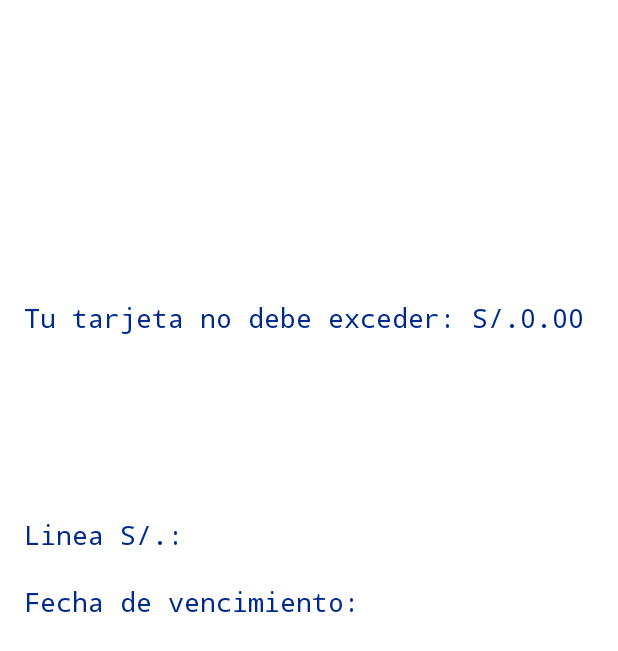
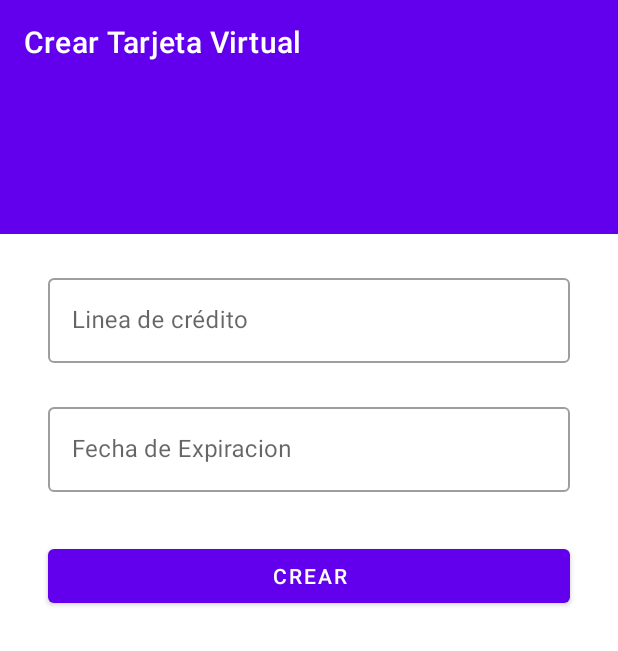
Before and after one commit to jtoulier/hackaton-frontend, an Android app: the AddCardFragment screen opened through its navigation route, on a phone screen of 412 x 824 dp. Shown: the top 651 px of the screen. Run offline under Robolectric (Android 15) with nearby library versions, the phone set to English and light mode, and no system bars; libraries missing offline, so code that uses them is left out: com.afollestad.materialdialogs.

Commit message:
feat(app): add card

```diff
--- a/app/src/main/java/pe/bcp/digital/card/MainActivity.kt
+++ b/app/src/main/java/pe/bcp/digital/card/MainActivity.kt
@@ -2,9 +2,12 @@ package pe.bcp.digital.card
 
 import androidx.appcompat.app.AppCompatActivity
 import android.os.Bundle
-
+import org.koin.androidx.viewmodel.ext.android.viewModel
 
 class MainActivity : AppCompatActivity() {
+
+    val myViewModel: MainShareViewModel by viewModel()
+
 
     override fun onCreate(savedInstanceState: Bundle?) {
         super.onCreate(savedInstanceState)
--- /dev/null
+++ b/app/src/main/java/pe/bcp/digital/card/MainShareViewModel.kt
@@ -0,0 +1,17 @@
+package pe.bcp.digital.card
+
+import androidx.lifecycle.LiveData
+import androidx.lifecycle.MutableLiveData
+import androidx.lifecycle.ViewModel
+import pe.bcp.digital.card.util.Event
+
+class MainShareViewModel: ViewModel() {
+
+    private val _notifyCard = MutableLiveData<Event<Unit>>()
+    val notifyCard : LiveData<Event<Unit>>
+        get() = _notifyCard
+
+    fun notifyCard(){
+        _notifyCard.value = Event(Unit)
+    }
+}
--- a/app/src/main/java/pe/bcp/digital/card/data/network/HttpConstants.kt
+++ b/app/src/main/java/pe/bcp/digital/card/data/network/HttpConstants.kt
@@ -4,6 +4,4 @@ object HttpConstants {
     const val LOGIN = "customers/check-customers"
     const val SUMMARY = "customers/credit-lines/{dni}"
     const val REGISTER_CARD = "customers/virtual-cards"
-
-
 }
--- a/app/src/main/java/pe/bcp/digital/card/data/repository/CardRepositoryImpl.kt
+++ b/app/src/main/java/pe/bcp/digital/card/data/repository/CardRepositoryImpl.kt
@@ -26,7 +26,7 @@ class CardRepositoryImpl(private val httpClient: HttpClient, private val session
     override suspend fun addCard(amount: Int, expirationDate: String): Result<Unit> {
         return try {
             val response = httpClient.get<HttpResponse>(path = HttpConstants.REGISTER_CARD){
-                body = RegisterCardRequest(session.user!!.document, amount, expirationDate)
+//                body = RegisterCardRequest(session.user!!.document, amount, expirationDate)
             }
 
             if(response.status.value == 201) Result.Success(Unit) else Result.Error(Exception("Error"))
--- a/app/src/main/java/pe/bcp/digital/card/data/repository/UserRepositoryImpl.kt
+++ b/app/src/main/java/pe/bcp/digital/card/data/repository/UserRepositoryImpl.kt
@@ -17,13 +17,12 @@ class UserRepositoryImpl(private val client: HttpClient, private val userSession
          return try {
             val response = client.post<LoginResponse>(path = HttpConstants.LOGIN) {
                 body = LoginRequest(document, pwd)
-
             }
              val user = response.toUser()
              userSession.user = user
             Result.Success(user)
         }catch (t: Throwable){
-             Log.d("OkHttp","${t.stackTrace}")
+             Log.d("OkHttp","$t.stackTraceToString()")
              Result.Error(Exception("Error"))
         }
     }
--- a/app/src/main/java/pe/bcp/digital/card/feature/addcard/AddCardFragment.kt
+++ b/app/src/main/java/pe/bcp/digital/card/feature/addcard/AddCardFragment.kt
@@ -5,12 +5,21 @@ import androidx.fragment.app.Fragment
 import android.view.LayoutInflater
 import android.view.View
 import android.view.ViewGroup
+import androidx.fragment.app.activityViewModels
+import com.afollestad.materialdialogs.MaterialDialog
 import org.koin.androidx.viewmodel.ext.android.viewModel
+import pe.bcp.digital.card.MainShareViewModel
+import pe.bcp.digital.card.R
 import pe.bcp.digital.card.databinding.AddCardFragmentBinding
+import pe.bcp.digital.card.util.Dialog
 
 class AddCardFragment : Fragment() {
 
+    private var dialog: MaterialDialog? = null
     private val viewModel by viewModel<AddCardViewModel>()
+
+    private val sharedVM: MainShareViewModel by activityViewModels()
+
     private var _binding : AddCardFragmentBinding? = null
     private val binding get() = _binding!!
 
@@ -21,13 +30,43 @@ class AddCardFragment : Fragment() {
 
     override fun onViewCreated(view: View, savedInstanceState: Bundle?) {
         super.onViewCreated(view, savedInstanceState)
-        //TODO add clicks
+        with(binding){
+            btCreate.setOnClickListener{
+                viewModel.registerCard(amount = tilCredit.editText?.text.toString().toInt()
+                    , expirationDate = tilExpiration.editText?.text.toString())
+            }
+        }
     }
 
     override fun onActivityCreated(savedInstanceState: Bundle?) {
         super.onActivityCreated(savedInstanceState)
-        //TODO listeners viewmodel
+
+        viewModel.navigateToHome.observe(viewLifecycleOwner){
+            it.getContentIfNotHandled()?.let { _ ->
+                Dialog.showDialog(requireContext(), "Su tarjeta virtual ha sido creada satisfactoriamente." ){
+                    sharedVM.notifyCard()
+                }
+            }
+        }
+
+        viewModel.progress.observe(viewLifecycleOwner){
+            it.getContentIfNotHandled()?.let { flag ->
+                if(flag) showProgressDialog() else hideProgressDialog()
+            }
+        }
 
     }
 
+    fun showProgressDialog(){
+        dialog = MaterialDialog.Builder(requireContext())
+            .content(R.string.login_loading)
+            .progress(true, 0)
+            .cancelable(false)
+            .show()
+    }
+
+    fun hideProgressDialog(){
+        dialog?.hide()
+    }
+
 }
--- a/app/src/main/java/pe/bcp/digital/card/feature/addcard/AddCardViewModel.kt
+++ b/app/src/main/java/pe/bcp/digital/card/feature/addcard/AddCardViewModel.kt
@@ -1,22 +1,38 @@
 package pe.bcp.digital.card.feature.addcard
 
+import androidx.lifecycle.LiveData
+import androidx.lifecycle.MutableLiveData
 import androidx.lifecycle.ViewModel
 import androidx.lifecycle.viewModelScope
 import kotlinx.coroutines.Dispatchers
 import kotlinx.coroutines.launch
 import kotlinx.coroutines.withContext
 import pe.bcp.digital.card.data.repository.CardRepository
+import pe.bcp.digital.card.util.Event
 import pe.bcp.digital.card.util.Result
 
 class AddCardViewModel(private var cardRepository: CardRepository) : ViewModel() {
 
+    private val _navigateToHome = MutableLiveData<Event<Unit>>()
+    val navigateToHome : LiveData<Event<Unit>>
+        get() = _navigateToHome
+
+    private val _progress = MutableLiveData<Event<Boolean>>()
+    val progress : LiveData<Event<Boolean>>
+        get() = _progress
+
+
     fun registerCard(amount: Int, expirationDate: String){
         viewModelScope.launch {
+            _progress.value = Event(true)
             val result = withContext(Dispatchers.IO){
                 cardRepository.addCard(amount, expirationDate)
             }
+            _progress.value = Event(false)
             when(result){
-                is Result.Success -> { }
+                is Result.Success -> {
+                    _navigateToHome.value = Event(Unit)
+                }
                 is Result.Error -> { }
             }
 
--- a/app/src/main/java/pe/bcp/digital/card/feature/home/HomeFragment.kt
+++ b/app/src/main/java/pe/bcp/digital/card/feature/home/HomeFragment.kt
@@ -5,13 +5,16 @@ import androidx.fragment.app.Fragment
 import android.view.LayoutInflater
 import android.view.View
 import android.view.ViewGroup
+import androidx.fragment.app.activityViewModels
 import androidx.recyclerview.widget.LinearLayoutManager
 import org.koin.androidx.viewmodel.ext.android.viewModel
+import pe.bcp.digital.card.MainShareViewModel
 import pe.bcp.digital.card.databinding.HomeFragmentBinding
 import pe.bcp.digital.card.feature.home.adapter.CardAdapter
 
 class HomeFragment : Fragment() {
 
+    private val sharedVM: MainShareViewModel by activityViewModels()
     private val viewModel by viewModel<HomeViewModel>()
     private var _binding : HomeFragmentBinding? = null
     private val binding get() = _binding!!
@@ -46,6 +49,12 @@ class HomeFragment : Fragment() {
             binding.progressBar.visibility = if(it) View.VISIBLE else View.GONE
         }
 
+        sharedVM.notifyCard.observe(viewLifecycleOwner){
+            it.getContentIfNotHandled()?.let { _ ->
+                viewModel.getSummary()
+            }
+        }
+
 
     }
 
--- a/app/src/main/java/pe/bcp/digital/card/feature/home/HomeViewModel.kt
+++ b/app/src/main/java/pe/bcp/digital/card/feature/home/HomeViewModel.kt
@@ -9,7 +9,6 @@ import kotlinx.coroutines.launch
 import kotlinx.coroutines.withContext
 import pe.bcp.digital.card.data.model.Summary
 import pe.bcp.digital.card.data.repository.CardRepository
-import pe.bcp.digital.card.util.Event
 import pe.bcp.digital.card.util.Result
 
 class HomeViewModel(private val cardRepository: CardRepository) : ViewModel() {
--- a/app/src/main/java/pe/bcp/digital/card/feature/login/LoginFragment.kt
+++ b/app/src/main/java/pe/bcp/digital/card/feature/login/LoginFragment.kt
@@ -1,12 +1,10 @@
 package pe.bcp.digital.card.feature.login
 
-import android.content.DialogInterface
 import android.os.Bundle
 import android.view.LayoutInflater
 import android.view.View
 import android.view.ViewGroup
 import androidx.fragment.app.Fragment
-import androidx.lifecycle.observe
 import androidx.navigation.fragment.findNavController
 import com.afollestad.materialdialogs.MaterialDialog
 import org.koin.androidx.viewmodel.ext.android.viewModel
--- a/app/src/main/java/pe/bcp/digital/card/util/Dialog.kt
+++ b/app/src/main/java/pe/bcp/digital/card/util/Dialog.kt
@@ -5,11 +5,13 @@ import androidx.appcompat.app.AlertDialog
 
 object Dialog{
 
-    fun showDialog(context: Context, message: String){
+    fun showDialog(context: Context, message: String, onClick: (() -> Unit)? = null){
         val builder = AlertDialog.Builder(context)
         builder.setTitle("App")
         builder.setMessage(message)
-        builder.setPositiveButton("Ok"){ _,_ -> }
+        builder.setPositiveButton("Ok"){ _,_ ->
+            onClick?.invoke()
+        }
         builder.show()
     }
 
--- a/app/src/main/res/layout/add_card_fragment.xml
+++ b/app/src/main/res/layout/add_card_fragment.xml
@@ -1,61 +1,96 @@
 <?xml version="1.0" encoding="utf-8"?>
-<FrameLayout xmlns:android="http://schemas.android.com/apk/res/android"
+
+<androidx.constraintlayout.widget.ConstraintLayout xmlns:android="http://schemas.android.com/apk/res/android"
     xmlns:app="http://schemas.android.com/apk/res-auto"
     xmlns:tools="http://schemas.android.com/tools"
     android:layout_width="match_parent"
     android:layout_height="match_parent"
     tools:context=".feature.addcard.AddCardFragment">
 
-    <androidx.constraintlayout.widget.ConstraintLayout
+
+    <androidx.appcompat.widget.Toolbar
+        android:id="@+id/toolbar"
         android:layout_width="match_parent"
-        android:layout_height="match_parent">
+        android:layout_height="wrap_content"
+        android:background="?attr/colorPrimary"
+        android:minHeight="?attr/actionBarSize"
+        android:theme="?attr/actionBarTheme"
+        app:layout_constraintEnd_toEndOf="parent"
+        app:layout_constraintHorizontal_bias="0.5"
+        app:layout_constraintStart_toStartOf="parent"
+        app:layout_constraintTop_toTopOf="parent"
+        app:title="Crear Tarjeta Virtual"
+        app:titleTextColor="@color/white" />
+
+    <View
+        android:id="@+id/view"
+        android:layout_width="wrap_content"
+        android:layout_height="100dp"
+        android:background="@color/purple_500"
+
+        app:layout_constraintEnd_toEndOf="parent"
+        app:layout_constraintHorizontal_bias="0.5"
+        app:layout_constraintStart_toStartOf="parent"
+        app:layout_constraintTop_toBottomOf="@+id/toolbar" />
 
     <TextView
-            android:id="@+id/textView2"
-            style="@style/textviewStyle"
+        android:id="@+id/textView"
+        android:layout_width="wrap_content"
+        android:layout_height="wrap_content"
+        android:textColor="@color/white"
+        app:layout_constraintBottom_toBottomOf="@+id/view"
+        app:layout_constraintEnd_toEndOf="parent"
+        app:layout_constraintStart_toStartOf="parent"
+        app:layout_constraintTop_toBottomOf="@+id/toolbar"
+        tools:text="Tu línea de crédito es 100000" />
+
+    <com.google.android.material.textfield.TextInputLayout
+        android:id="@+id/tilCredit"
+        style="@style/Widget.MaterialComponents.TextInputLayout.OutlinedBox"
         android:layout_width="0dp"
         android:layout_height="wrap_content"
-            android:layout_marginStart="16dp"
-            android:layout_marginTop="56dp"
-            android:layout_marginEnd="16dp"
-            android:text="@string/tu_tarjeta_no_debe_exceder_s_0_00"
+        android:layout_marginStart="32dp"
+        android:layout_marginTop="24dp"
+        android:layout_marginEnd="32dp"
         app:layout_constraintEnd_toEndOf="parent"
-            app:layout_constraintHorizontal_bias="0.362"
         app:layout_constraintStart_toStartOf="parent"
-            app:layout_constraintTop_toBottomOf="@+id/imageView3" />
+        app:layout_constraintTop_toBottomOf="@+id/view">
 
-        <ImageView
-            android:id="@+id/imageView3"
-            android:layout_width="224dp"
-            android:layout_height="127dp"
-            android:layout_marginTop="16dp"
+        <com.google.android.material.textfield.TextInputEditText
+            android:layout_width="match_parent"
+            android:layout_height="wrap_content"
+            android:hint="Linea de crédito" />
+    </com.google.android.material.textfield.TextInputLayout>
+
+    <com.google.android.material.textfield.TextInputLayout
+        android:id="@+id/tilExpiration"
+        style="@style/Widget.MaterialComponents.TextInputLayout.OutlinedBox"
+        android:layout_width="0dp"
+        android:layout_height="wrap_content"
+        android:layout_marginStart="32dp"
+        android:layout_marginTop="24dp"
+        android:layout_marginEnd="32dp"
         app:layout_constraintEnd_toEndOf="parent"
-            app:layout_constraintHorizontal_bias="0.067"
         app:layout_constraintStart_toStartOf="parent"
-            app:layout_constraintTop_toTopOf="parent"
-            tools:src="@tools:sample/avatars" />
+        app:layout_constraintTop_toBottomOf="@+id/tilCredit">
 
-        <TextView
-            android:id="@+id/textView3"
-            style="@style/textviewStyle"
-            android:layout_width="107dp"
+        <com.google.android.material.textfield.TextInputEditText
+            android:layout_width="match_parent"
             android:layout_height="wrap_content"
-            android:layout_marginStart="16dp"
-            android:layout_marginTop="120dp"
-            android:text="@string/linea_s"
+            android:hint="Fecha de Expiracion" />
+    </com.google.android.material.textfield.TextInputLayout>
+
+    <Button
+        android:id="@+id/btCreate"
+        android:layout_width="0dp"
+        android:layout_height="wrap_content"
+        android:layout_marginStart="32dp"
+        android:layout_marginTop="32dp"
+        android:layout_marginEnd="32dp"
+        android:text="Crear"
+        app:layout_constraintEnd_toEndOf="parent"
+        app:layout_constraintHorizontal_bias="0.5"
         app:layout_constraintStart_toStartOf="parent"
-            app:layout_constraintTop_toBottomOf="@+id/textView2" />
-
-        <TextView
-            android:id="@+id/textView4"
-            style="@style/textviewStyle"
-            android:layout_width="wrap_content"
-            android:layout_height="wrap_content"
-            android:layout_marginStart="16dp"
-            android:layout_marginTop="20dp"
-            android:text="@string/fecha_de_vencimiento"
-            app:layout_constraintStart_toStartOf="parent"
-            app:layout_constraintTop_toBottomOf="@+id/textView3" />
+        app:layout_constraintTop_toBottomOf="@+id/tilExpiration" />
 
 </androidx.constraintlayout.widget.ConstraintLayout>
-</FrameLayout>
```
Lines whose indentation alone changed are shown as unchanged.
